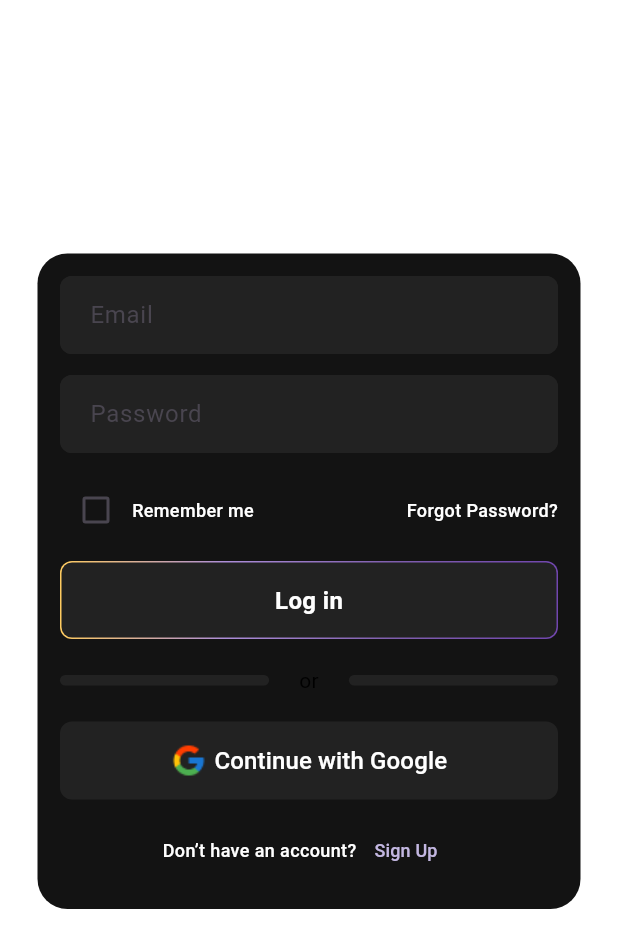
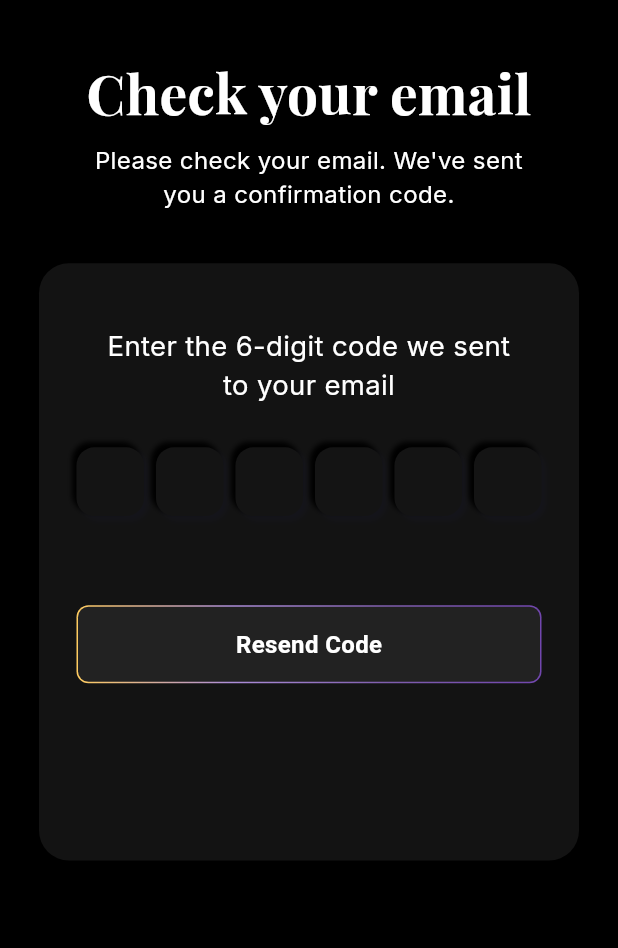
Before and after one commit to BuyBuddy-App/users_app, a Flutter app: the screen it shows after launch, on a phone screen of 412 x 824 dp. Shown: the top 948 px of the screen. Run offline on Flutter 3.47's test engine with Material 3 defaults, Android fonts, the phone set to English and light mode, and no system bars; drawn by our look-alikes of modal_progress_hud_nsn, pinput; our stand-ins replace connectivity_plus, cookie_jar, dartz, device_preview, dio, dio_cookie_manager and 8 more.

Commit message:
verify_screen

```diff
--- /dev/null
+++ b/lib/core/custom/custom_container.dart
@@ -0,0 +1,29 @@
+import 'package:flutter/material.dart';
+
+class CustomContainer extends StatelessWidget {
+  final double width;
+  final double height;
+  final Widget? child;
+
+  const CustomContainer({
+    super.key,
+    required this.width,
+    required this.height,
+    this.child,
+  });
+
+  @override
+  Widget build(BuildContext context) {
+    return Container(
+      width: width,
+      height: height,
+      margin: EdgeInsets.all(2),
+      padding: EdgeInsets.all(25),
+      decoration: BoxDecoration(
+        color: const Color(0xFF131313),
+        borderRadius: BorderRadius.circular(20),
+      ),
+      child: child,
+    );
+  }
+}
--- a/lib/features/auth/presentation/screens/login_screen.dart
+++ b/lib/features/auth/presentation/screens/login_screen.dart
@@ -1,5 +1,4 @@
 import 'dart:developer';
-
 import 'package:buy_buddy_user_app/core/custom/custom_modal_progress_hud.dart';
 import 'package:buy_buddy_user_app/core/helpers/show_custom_snack_bar.dart';
 import 'package:buy_buddy_user_app/core/services/get_it_service.dart';
--- a/lib/features/auth/presentation/screens/verify_otp_screen.dart
+++ b/lib/features/auth/presentation/screens/verify_otp_screen.dart
@@ -1,10 +1,16 @@
+import 'package:buy_buddy_user_app/features/auth/presentation/widgets/verify_otp_body.dart';
 import 'package:flutter/material.dart';
 
-class VerifyOtpScreen extends StatelessWidget {
+class VerifyOtpScreen extends StatefulWidget {
   const VerifyOtpScreen({super.key});
 
   @override
+  State<VerifyOtpScreen> createState() => _VerifyOtpScreenState();
+}
+
+class _VerifyOtpScreenState extends State<VerifyOtpScreen> {
+  @override
   Widget build(BuildContext context) {
-    return const Placeholder();
+    return VerifyOtpBody();
   }
 }
--- /dev/null
+++ b/lib/features/auth/presentation/widgets/verify_otp_body.dart
@@ -0,0 +1,142 @@
+import 'package:flutter/material.dart';
+import 'package:flutter_screenutil/flutter_screenutil.dart';
+import 'package:google_fonts/google_fonts.dart';
+import 'package:pinput/pinput.dart';
+import 'package:buy_buddy_user_app/core/custom/custom_button_grad.dart';
+import 'package:buy_buddy_user_app/core/custom/custom_container.dart';
+import 'package:buy_buddy_user_app/core/utils/app_colors.dart';
+import 'package:buy_buddy_user_app/translations/codegen_loader.g.dart';
+import 'package:easy_localization/easy_localization.dart';
+
+class VerifyOtpBody extends StatelessWidget {
+  final String? otpCode = '';
+  const VerifyOtpBody({super.key});
+
+  @override
+  Widget build(BuildContext context) {
+    return Scaffold(
+      body: SizedBox(
+        width: double.infinity,
+        height: double.infinity,
+        child: SingleChildScrollView(
+          padding: const EdgeInsets.all(24.0),
+
+          child: Column(
+            mainAxisAlignment: MainAxisAlignment.center,
+            children: [
+              SizedBox(height: 10.w),
+              Text(
+                LocaleKeys.authVerifyCheckEmail.tr(),
+                style: GoogleFonts.playfairDisplay(
+                  fontSize: 32.sp,
+                  fontWeight: FontWeight.w700,
+                  color: AppColors.onPrimary,
+                ),
+              ),
+              const SizedBox(height: 8),
+              Text(
+                LocaleKeys.authVerifyDescription.tr(),
+                textAlign: TextAlign.center,
+                style: GoogleFonts.inter(
+                  fontStyle: FontStyle.normal,
+                  fontSize: 14.sp,
+                  fontWeight: FontWeight.w400,
+                  color: AppColors.onPrimary,
+                ),
+              ),
+              const SizedBox(height: 32),
+
+              CustomContainer(
+                width: 361.w,
+                height: 348.w,
+                child: Column(
+                  spacing: 10.w,
+                  children: [
+                    SizedBox(height: 5.w),
+                    Text(
+                      LocaleKeys.authVerifyEnterDigits.tr(),
+                      style: GoogleFonts.inter(
+                        color: AppColors.onPrimary,
+                        fontSize: 16.sp,
+                        fontWeight: FontWeight.w400,
+                      ),
+                      textAlign: TextAlign.center,
+                    ),
+                    SizedBox(height: 5.w),
+                    Pinput(
+                      length: 6,
+                      onChanged: (value) => otpCode = value,
+                      onCompleted: (value) {
+                        // submit otp code with cubit
+
+                        otpCode = value;
+                        verifyOtp();
+                      },
+                      focusedPinTheme: PinTheme(
+                        width: 40.w,
+                        height: 40.w,
+                        textStyle: TextStyle(
+                          fontSize: 22.sp,
+                          fontWeight: FontWeight.w600,
+                        ),
+                        decoration: BoxDecoration(
+                          boxShadow: [
+                            BoxShadow(
+                              color: Color(0xff19191980),
+                              offset: Offset(-2, -2),
+                              blurRadius: 2,
+                            ),
+                            BoxShadow(
+                              color: Color(0xff64646466),
+                              offset: Offset(2, 2),
+                              blurRadius: 2,
+                            ),
+                          ],
+
+                          color: Color(0xff88868633).withOpacity(0.2),
+                          borderRadius: BorderRadius.circular(12),
+                        ),
+                      ),
+                      defaultPinTheme: PinTheme(
+                        width: 40.w,
+                        height: 40.w,
+                        textStyle: TextStyle(
+                          fontSize: 22.sp,
+                          fontWeight: FontWeight.w600,
+                        ),
+                        decoration: BoxDecoration(
+                          boxShadow: const [
+                            BoxShadow(
+                              color: Color(0xff1E1E1E4D),
+                              offset: Offset(3, 3),
+                              blurRadius: 2,
+                            ),
+                            BoxShadow(
+                              color: AppColors.primary,
+                              offset: Offset(-3, -3),
+                              blurRadius: 2,
+                            ),
+                          ],
+                          color: const Color(0xff141414),
+                          borderRadius: BorderRadius.circular(12),
+                        ),
+                      ),
+                    ),
+                    SizedBox(height: 32.w),
+                    CustomButtonGrad(
+                      text: LocaleKeys.authVerifySendAgain.tr(),
+                      onPressed: () {
+                        // send again
+                      },
+                    ),
+                  ],
+                ),
+              ),
+            ],
+          ),
+        ),
+      ),
+    );
+    ;
+  }
+}
--- a/lib/main.dart
+++ b/lib/main.dart
@@ -5,12 +5,13 @@ import 'package:buy_buddy_user_app/core/helpers/on_generate_routes.dart';
 import 'package:buy_buddy_user_app/core/services/custom_bloc_observer.dart';
 import 'package:buy_buddy_user_app/core/services/get_it_service.dart';
 import 'package:buy_buddy_user_app/core/utils/app_themes.dart';
-import 'package:buy_buddy_user_app/features/auth/presentation/screens/login_screen.dart';
+import 'package:buy_buddy_user_app/features/auth/presentation/screens/verify_otp_screen.dart';
 import 'package:device_preview/device_preview.dart';
 import 'package:easy_localization/easy_localization.dart';
 import 'package:flutter/foundation.dart';
 import 'package:flutter/material.dart';
 import 'package:flutter_bloc/flutter_bloc.dart';
+import 'package:flutter_screenutil/flutter_screenutil.dart';
 
 final GlobalKey<NavigatorState> navigatorKey = GlobalKey<NavigatorState>();
 
@@ -55,16 +56,21 @@ class _BuyBuddyUserAppState extends State<BuyBuddyUserApp> {
       create: (context) => appThemeCubit,
       child: BlocBuilder<AppThemeCubit, AppThemeState>(
         builder: (context, state) {
+          return ScreenUtilInit(
+            designSize: Size(360, 800),
+            builder: (context, child) {
               return MaterialApp(
                 debugShowCheckedModeBanner: false,
                 theme: AppTheme.lightTheme,
                 darkTheme: AppTheme.darkTheme,
-            themeMode: appThemeCubit.getTheme(),
+                themeMode: ThemeMode.dark,
                 localizationsDelegates: context.localizationDelegates,
                 supportedLocales: context.supportedLocales,
                 locale: context.locale,
                 onGenerateRoute: onGenerateRoutes,
-            home: LoginScreen(),
+                home: VerifyOtpScreen(),
+              );
+            },
           );
         },
       ),
--- a/pubspec.yaml
+++ b/pubspec.yaml
@@ -26,6 +26,8 @@ dependencies:
   easy_localization: ^3.0.8
   google_fonts: ^6.3.1
   modal_progress_hud_nsn: ^0.5.1
+  pinput: ^5.0.0
+  flutter_screenutil: ^5.9.0
 
 dev_dependencies:
   flutter_test:
```
Also changed, not shown: pubspec.lock. Lines whose indentation alone changed are shown as unchanged.
